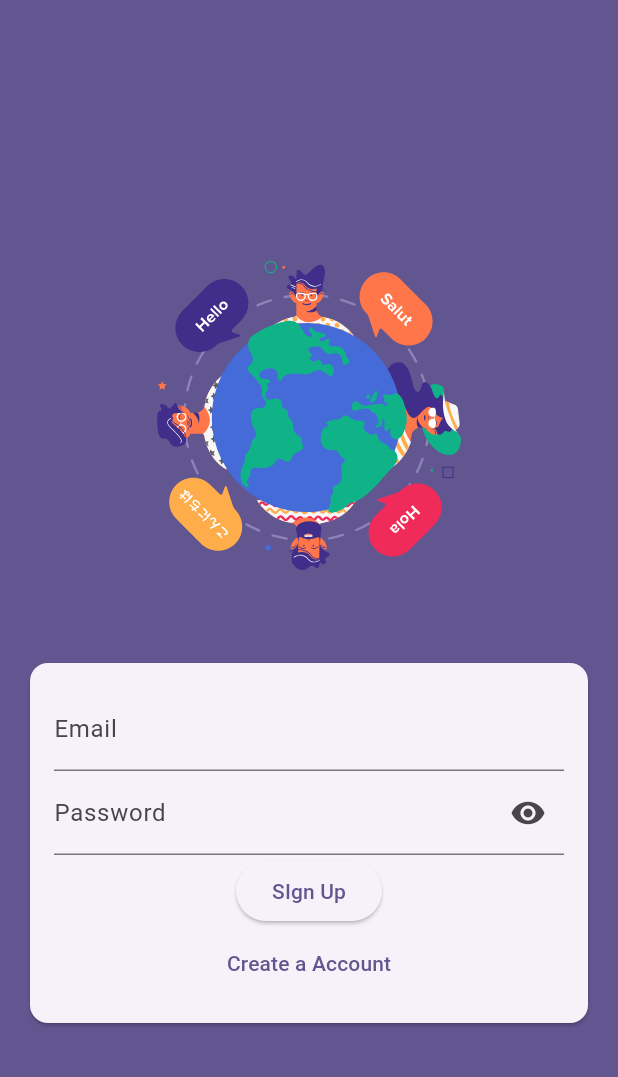
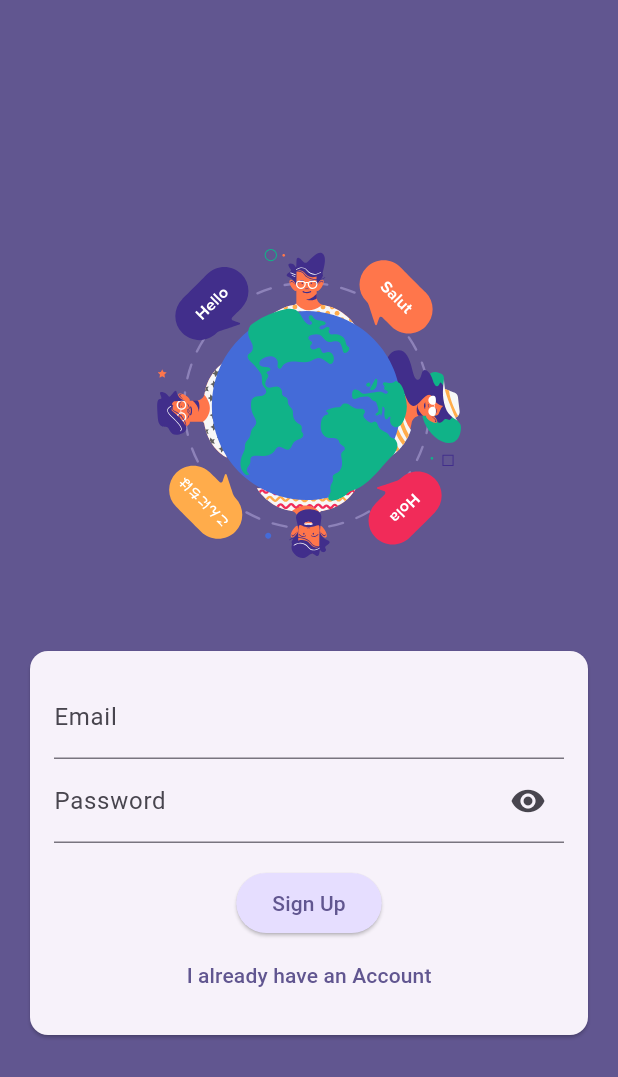
Before and after one commit to adityawalture/Chatify, a Flutter app: the screen it shows after launch, after a tap on "Create a Account", on a phone screen of 412 x 824 dp. Shown: the top 1077 px of the screen. Run offline on Flutter 3.47's test engine with Material 3 defaults, Android fonts, the phone set to English and light mode, and no system bars; our stand-ins replace lottie.

Commit message:
Auth page added signUp buttons

```diff
--- a/lib/Pages/auth.dart
+++ b/lib/Pages/auth.dart
@@ -17,6 +17,8 @@ class _AuthScreenState extends State<AuthScreen> {
     super.initState();
     passwordVisible = true;
   }
+
+  var _isLogin = true;
 
   @override
   Widget build(BuildContext context) {
@@ -68,13 +70,25 @@ class _AuthScreenState extends State<AuthScreen> {
                             ),
                             obscureText: passwordVisible,
                           ),
+                          const SizedBox(height: 16),
                           ElevatedButton(
+                            style: ElevatedButton.styleFrom(
+                              backgroundColor: Theme.of(context)
+                                  .colorScheme
+                                  .primaryContainer,
+                            ),
                             onPressed: () {},
-                            child: const Text("SIgn Up"),
+                            child: Text(_isLogin ? "Login" : "Sign Up"),
                           ),
                           TextButton(
-                            onPressed: () {},
-                            child: const Text("Create a Account"),
+                            onPressed: () {
+                              setState(() {
+                                _isLogin = !_isLogin;
+                              });
+                            },
+                            child: Text(_isLogin
+                                ? "Create a Account"
+                                : "I already have an Account"),
                           ),
                         ],
                       ),
```
